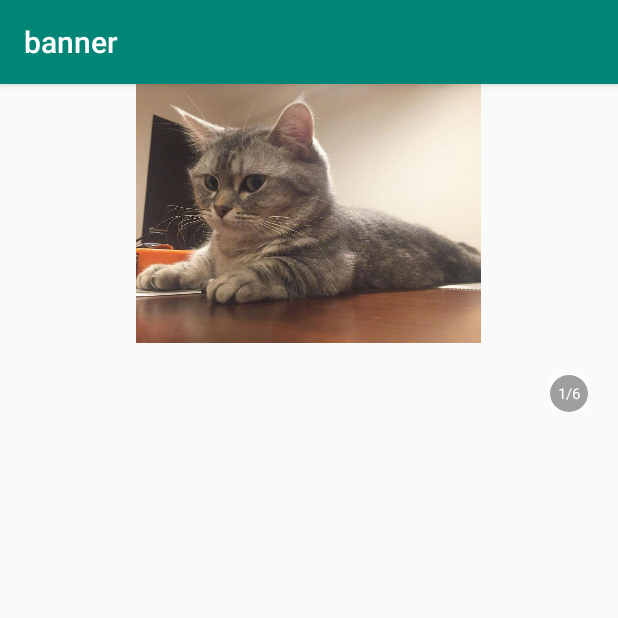
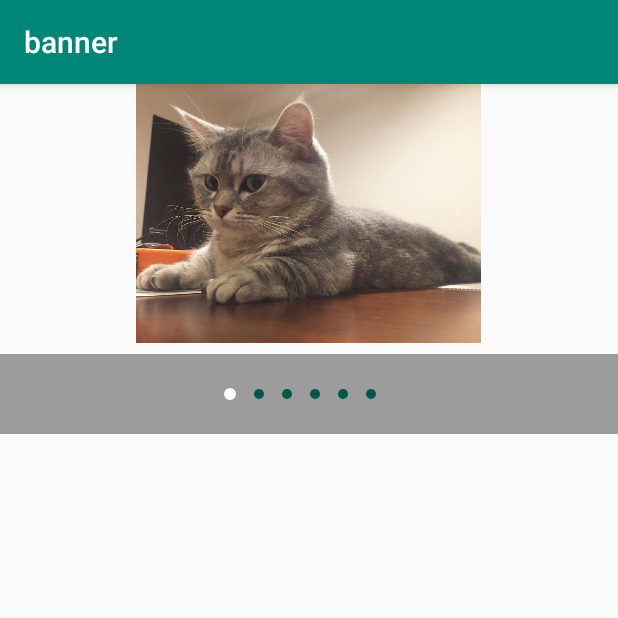
Before and after one commit to zhoulinxue/commonBanner, an Android app: the first screen one second after launch (MainActivity), on a phone screen of 412 x 824 dp, the top half of it. Run offline under Robolectric (Android 15) with nearby library versions, the phone set to English and light mode, and no system bars.

Commit message:
修复 indicator 显示问题

```diff
--- a/app/src/main/java/com/common/MainActivity.java
+++ b/app/src/main/java/com/common/MainActivity.java
@@ -47,8 +47,8 @@ public class MainActivity extends AppCompatActivity implements CommonBanner.Bann
                 .setTransformerType(Transformer.DETH) // 设置切换动画  新增10多种 动画  Transformer 类
                 .setLoopType(LoopType.LOOP)// 设置循环滚动方式
                 .setDelayTime(2000)// 设置滚动间隔时间
-                .setIndicator(indicator);
-//                .setIndicatorBackgroundRes(R.drawable.text_indicator_bg); //设置 游标 背景
+//                .setIndicator(indicator)
+                .setIndicatorBackgroundRes(R.drawable.shape_indicator_bg); //设置 游标 背景
 //                .setTransformer(); //自定义 切换动画
         CommonBanner banner = builder.build();
         //设置 banner 数据
--- a/app/src/main/java/com/common/TextIndicator.java
+++ b/app/src/main/java/com/common/TextIndicator.java
@@ -46,7 +46,9 @@ public class TextIndicator extends BaseViewIndicator {
 
     @Override
     public RelativeLayout.LayoutParams initLayoutParam() {
-        RelativeLayout.LayoutParams lp = super.initLayoutParam();
+        RelativeLayout.LayoutParams lp = new RelativeLayout.LayoutParams(ViewGroup.LayoutParams.WRAP_CONTENT, ViewGroup.LayoutParams.WRAP_CONTENT);
+        lp.addRule(RelativeLayout.ALIGN_PARENT_RIGHT);
+        lp.addRule(RelativeLayout.ALIGN_PARENT_BOTTOM);
         lp.rightMargin = 30;
         return lp;
     }
--- a/commonbanner/src/main/java/org/zhx/common/widget/indicator/BaseViewIndicator.java
+++ b/commonbanner/src/main/java/org/zhx/common/widget/indicator/BaseViewIndicator.java
@@ -140,8 +140,7 @@ public abstract class BaseViewIndicator implements CommonIndicator<View> {
 
     @Override
     public RelativeLayout.LayoutParams initLayoutParam() {
-        RelativeLayout.LayoutParams lp = new RelativeLayout.LayoutParams(ViewGroup.LayoutParams.WRAP_CONTENT, ViewGroup.LayoutParams.WRAP_CONTENT);
-        lp.addRule(RelativeLayout.ALIGN_PARENT_RIGHT);
+        RelativeLayout.LayoutParams lp = new RelativeLayout.LayoutParams(ViewGroup.LayoutParams.MATCH_PARENT, ViewGroup.LayoutParams.WRAP_CONTENT);
         lp.addRule(RelativeLayout.ALIGN_PARENT_BOTTOM);
         return lp;
     }
```
